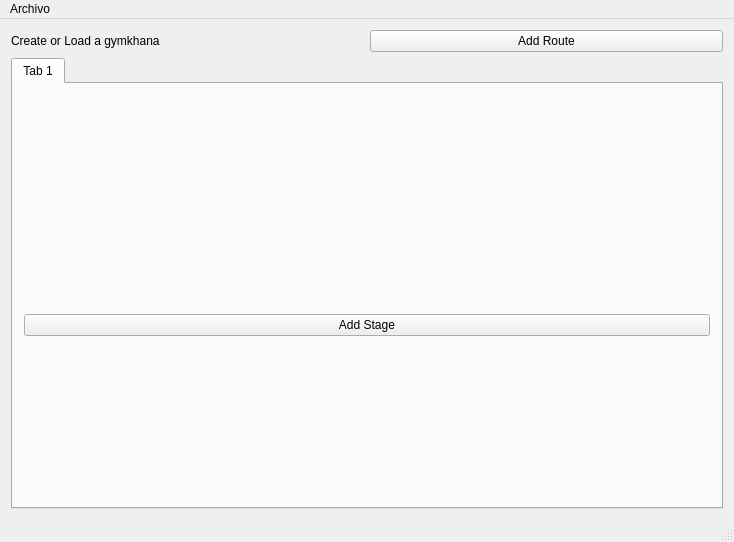
Qt form desktop app/project/resources/MainWindow.ui (BenitezDev/GymkhanaCreator) before a commit.
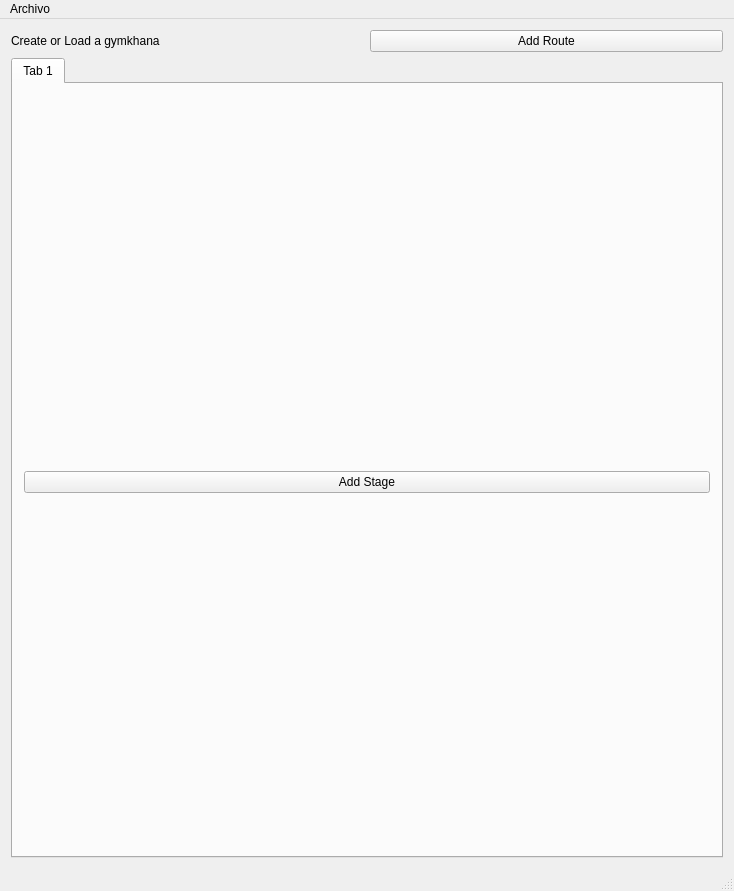
The same form after that commit.

```diff
--- a/desktop app/project/resources/MainWindow.ui
+++ b/desktop app/project/resources/MainWindow.ui
@@ -31,6 +31,12 @@
     </item>
     <item row="2" column="0" colspan="2">
      <widget class="QTabWidget" name="RoutesTabWidget">
+      <property name="minimumSize">
+       <size>
+        <width>0</width>
+        <height>800</height>
+       </size>
+      </property>
       <property name="currentIndex">
        <number>0</number>
       </property>
@@ -42,16 +48,16 @@
         <item row="0" column="0">
          <layout class="QVBoxLayout" name="verticalLayout">
           <property name="leftMargin">
-           <number>30</number>
+           <number>12</number>
           </property>
           <property name="topMargin">
-           <number>30</number>
+           <number>12</number>
           </property>
           <property name="rightMargin">
-           <number>30</number>
+           <number>12</number>
           </property>
           <property name="bottomMargin">
-           <number>30</number>
+           <number>12</number>
           </property>
          </layout>
         </item>
```
